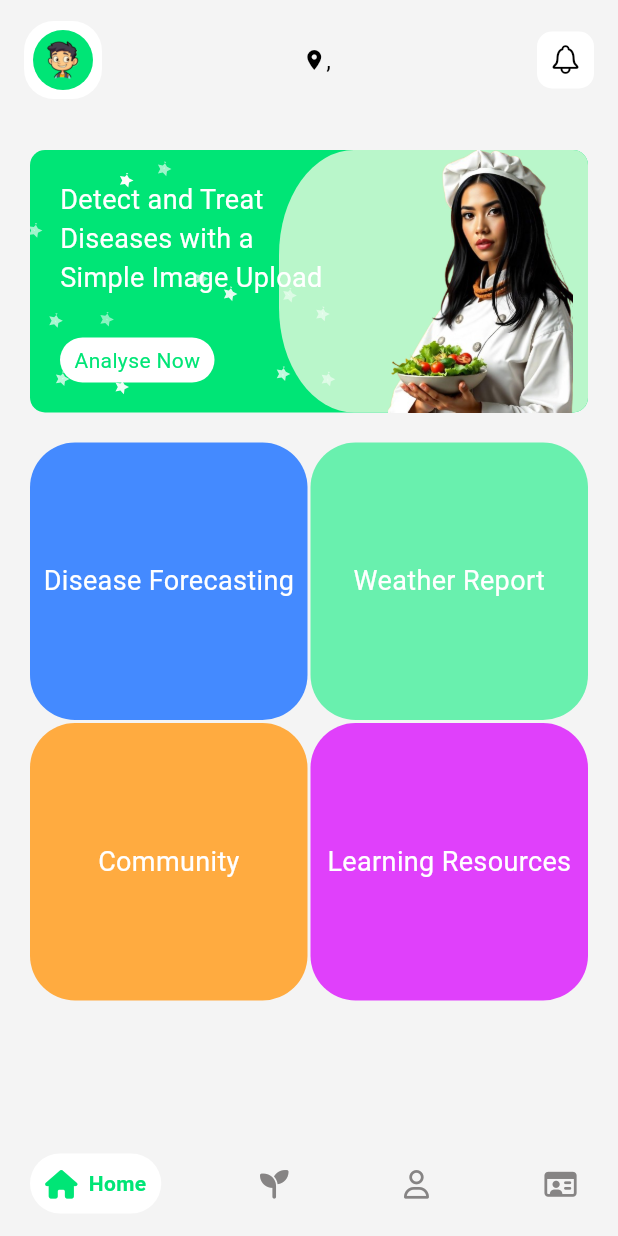
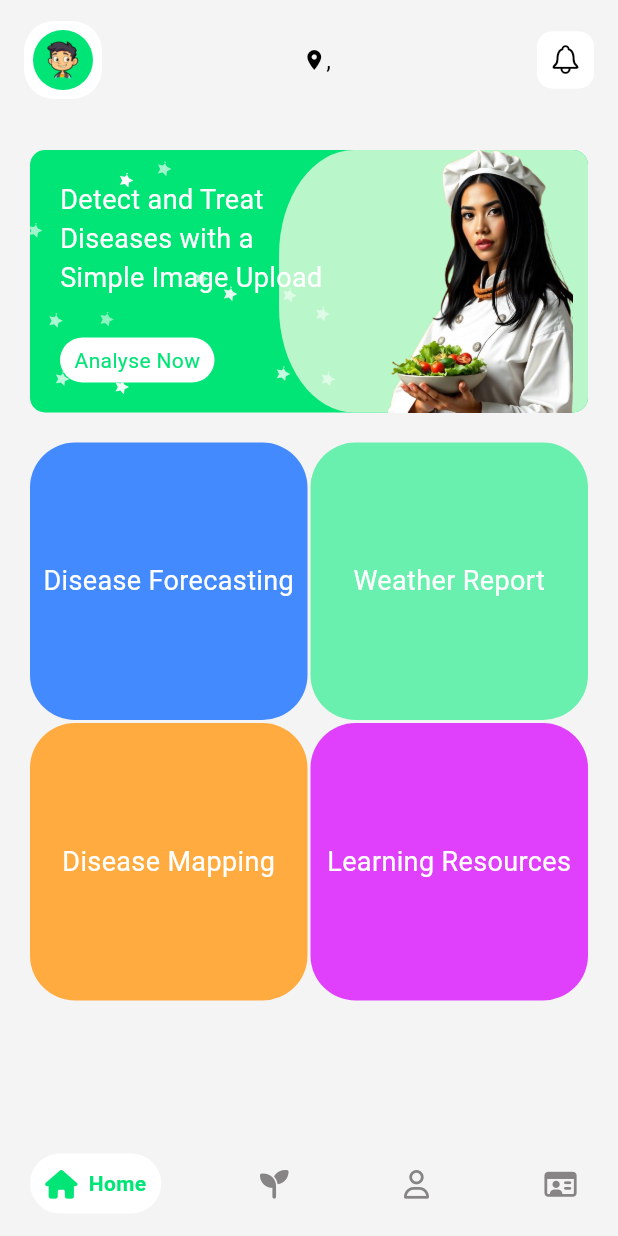
Before and after one commit to SIH-CodeFusers/Aigro-App, a Flutter app: the HomePage screen opened by its route, on a phone screen of 412 x 824 dp. Run offline on Flutter 3.47's test engine with Material 3 defaults, Android fonts, the phone set to English and light mode, and no system bars; drawn by our look-alikes of google_nav_bar; our stand-ins replace flutter_map, font_awesome_flutter, hive, hive_flutter, latlong2, shimmer and 1 more; accounts and stored records are empty.

Commit message:
disease mapping page created

```diff
--- a/lib/pages/home.dart
+++ b/lib/pages/home.dart
@@ -1,14 +1,12 @@
 import 'package:aigro/local_db/db.dart';
 import 'package:flutter/cupertino.dart';
 import 'package:flutter/material.dart';
+import 'package:aigro/utils/routes.dart';
 import 'package:aigro/utils/bottom_pages_list.dart';
-import 'package:aigro/utils/food_list.dart';
 import 'package:aigro/widgets/bottom_nav.dart';
 import 'package:aigro/widgets/sparkling_animation.dart';
 import 'package:hive/hive.dart';
 import 'package:velocity_x/velocity_x.dart';
-
-
 
 class HomePage extends StatefulWidget {
   const HomePage({super.key});
@@ -54,24 +52,27 @@ class _HomePageState extends State<HomePage> {
       'color': Colors.blueAccent,
       'text': 'Disease Forecasting',
       'image': 'assets/images/image1.png',
+      'route': Myroutes.profileRoute,
     },
     {
       'color': Colors.greenAccent,
       'text': 'Weather Report',
       'image': 'assets/images/image2.png',
+      'route': Myroutes.profileRoute,
     },
     {
       'color': Colors.orangeAccent,
-      'text': 'Community',
+      'text': 'Disease Mapping',
       'image': 'assets/images/image3.png',
+      'route': Myroutes.diseaseMapRoute,
     },
     {
       'color': Colors.purpleAccent,
       'text': 'Learning Resources',
       'image': 'assets/images/image4.png',
+      'route': Myroutes.profileRoute,
     },
   ];
-
 
   @override
   Widget build(BuildContext context) {
@@ -93,7 +94,6 @@ class _HomePageState extends State<HomePage> {
                 child: CircleAvatar(
                   radius: 20,
                   backgroundColor: context.theme.cardColor,
-                  child: Container(
                   child: ClipRRect(
                     borderRadius: BorderRadius.circular(100),
                     child: Image.asset(
@@ -102,18 +102,16 @@ class _HomePageState extends State<HomePage> {
                       "assets/images/boy.png",
                       fit: BoxFit.cover,
                     ),
-                      ),
                   )
-
                 ),
               ),
             ),
             Row(
               children: [
-                Icon(Icons.location_on, color: Colors.black,size: 16,),
+                Icon(Icons.location_on, color: Colors.black, size: 16,),
                 Text(
                   "$userDist, $userState",
-                  style: TextStyle(color: Colors.black,fontSize: 16),
+                  style: TextStyle(color: Colors.black, fontSize: 16),
                 ),
               ],
             ),
@@ -124,7 +122,7 @@ class _HomePageState extends State<HomePage> {
               ),
               child: Padding(
                 padding: const EdgeInsets.all(8.0),
-                child: Icon(CupertinoIcons.bell, color: Colors.black,size: 22,),
+                child: Icon(CupertinoIcons.bell, color: Colors.black, size: 22,),
               ),
             ),
           ],
@@ -133,13 +131,11 @@ class _HomePageState extends State<HomePage> {
       body: SafeArea(
         child: SingleChildScrollView(
           child: Padding(
-            padding: const EdgeInsets.symmetric(horizontal: 20,vertical: 10),
+            padding: const EdgeInsets.symmetric(horizontal: 20, vertical: 10),
             child: Column(
               crossAxisAlignment: CrossAxisAlignment.start,
               children: [
-
-                SizedBox(height: 10,),
-
+                SizedBox(height: 10),
                 Container(
                   width: double.infinity,
                   height: 175,
@@ -221,9 +217,7 @@ class _HomePageState extends State<HomePage> {
                     ],
                   ),
                 ),
-
-
-                const SizedBox(height: 20,),
+                const SizedBox(height: 20),
                 Padding(
                   padding: const EdgeInsets.only(bottom: 5),
                   child: GridView.builder(
@@ -236,15 +230,24 @@ class _HomePageState extends State<HomePage> {
                     itemCount: 4,
                     itemBuilder: (context, index) {
                       final dashboardInfo = dashboardData[index];
-                        return Container(
+                      return GestureDetector(
+                        onTap: () {
+                          Navigator.pushNamed(context, dashboardInfo['route']);
+                        },
+                        child: Container(
                           decoration: BoxDecoration(
                             color: dashboardInfo['color'],
                             borderRadius: BorderRadius.circular(30),
                           ),
-                          child: Center(
-                            child: Text(
+                          child: Column(
+                            mainAxisAlignment: MainAxisAlignment.center,
+                            children: [
+                              Text(
                                 dashboardInfo['text'],
                                 style: TextStyle(color: Colors.white, fontSize: 18),
+                                textAlign: TextAlign.center,
+                              ),
+                            ],
                           ),
                         ),
                       );
@@ -253,11 +256,10 @@ class _HomePageState extends State<HomePage> {
                     physics: BouncingScrollPhysics(),
                   ),
                 ),
-
               ],
             ),
           ),
-        )
+        ),
       ),
       bottomNavigationBar: BottomNav(
         pages: pages,
--- a/lib/utils/routes.dart
+++ b/lib/utils/routes.dart
@@ -6,4 +6,6 @@ class Myroutes{
   static String recipeDetailsRoute = "/recipeDetails";
   static String aboutUsRoute = "/aboutus";
   static String profileRoute = "/profile";
+
+  static String diseaseMapRoute = "/diseaseMap";
 }
--- a/pubspec.yaml
+++ b/pubspec.yaml
@@ -30,6 +30,8 @@ dependencies:
   google_nav_bar: ^5.0.6
   image_picker: ^1.1.2
   google_generative_ai: ^0.4.6
+  flutter_map: ^7.0.2
+  latlong2: ^0.9.1
 
 dev_dependencies:
   flutter_test:
```
Also changed, not shown: lib/main.dart (+5 -2 lines), lib/pages/disease_mapping.dart (added, +83 -0 lines), pubspec.lock. Lines whose indentation alone changed are shown as unchanged.
